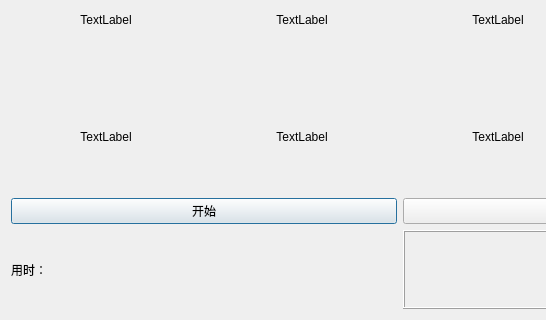
Qt form sixteengrid.ui (L-Super/SchulteGrid) before a commit; both pictures show x 0 to 546 and y 280 to 600 of the 800 by 600 pixel window.
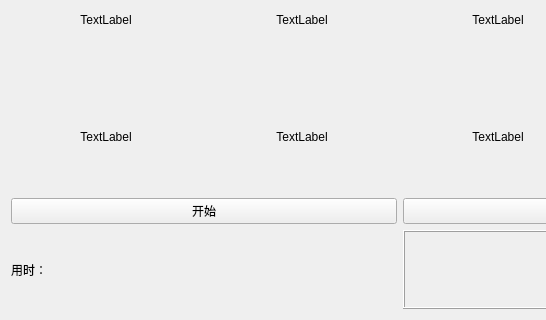
The same form after that commit. Icons and pictures are not drawn.

Commit message: 将16宫格界面由Dialog提升为QWidget

```diff
--- a/sixteengrid.ui
+++ b/sixteengrid.ui
@@ -1,7 +1,7 @@
 <?xml version="1.0" encoding="UTF-8"?>
 <ui version="4.0">
  <class>SixteenGrid</class>
- <widget class="QDialog" name="SixteenGrid">
+ <widget class="QWidget" name="SixteenGrid">
   <property name="geometry">
    <rect>
     <x>0</x>
```
The commit also changes 2 other files.
